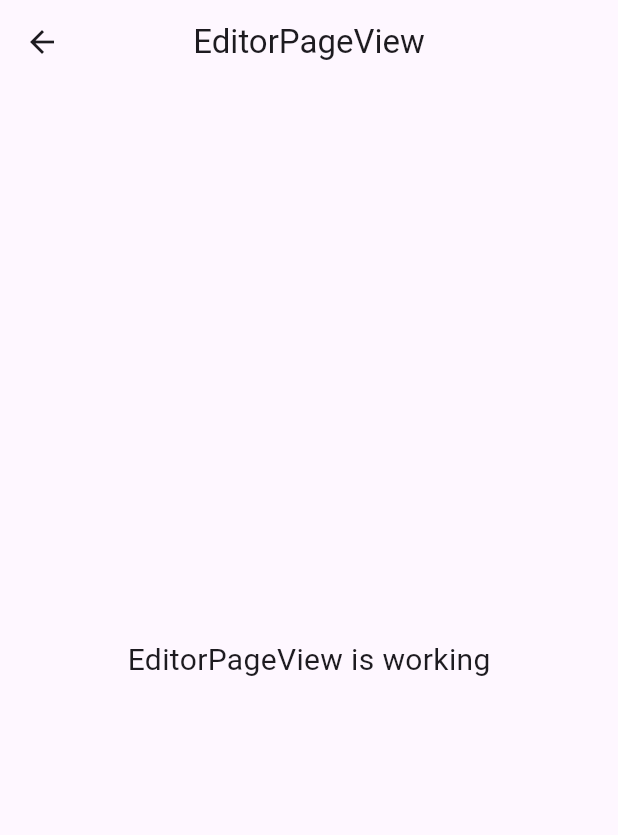
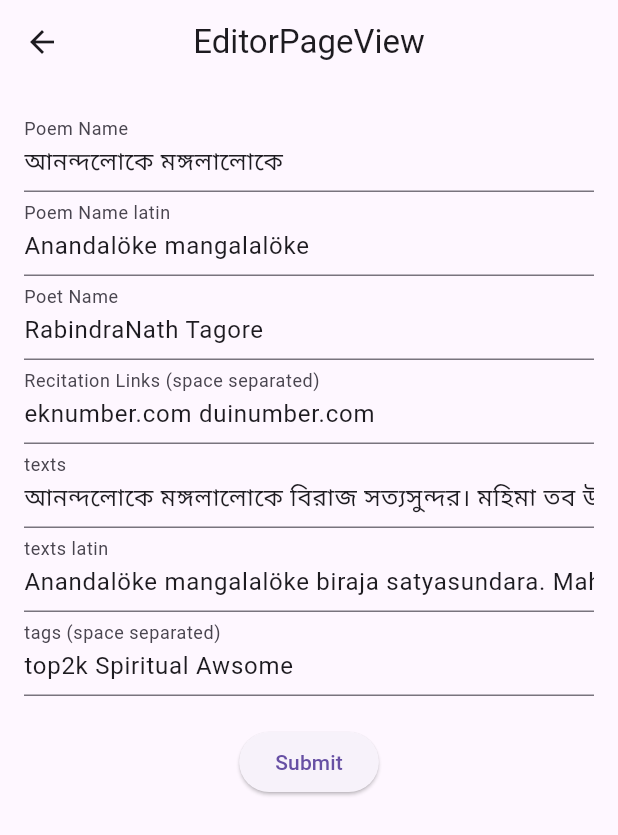
Before and after one commit to mzahin01/mushaeera_Uni_Draft, a Flutter app: the EditorPageView screen opened by its route, on a phone screen of 412 x 824 dp. Shown: the top 835 px of the screen. Run offline on Flutter 3.47's test engine with Material 3 defaults, Android fonts, the phone set to English and light mode, and no system bars; our stand-ins replace cloud_firestore, firebase_auth, firebase_core, get; accounts and stored records are empty.

Commit message:
baseController

```diff
--- a/lib/app/modules/editor_page/controllers/editor_page_controller.dart
+++ b/lib/app/modules/editor_page/controllers/editor_page_controller.dart
@@ -1,23 +1,6 @@
 import 'package:get/get.dart';
+import 'package:mushaira/app/modules/home/model/poem_model.dart';
 
 class EditorPageController extends GetxController {
-  //TODO: Implement EditorPageController
-
-  final count = 0.obs;
-  @override
-  void onInit() {
-    super.onInit();
-  }
-
-  @override
-  void onReady() {
-    super.onReady();
-  }
-
-  @override
-  void onClose() {
-    super.onClose();
-  }
-
-  void increment() => count.value++;
+  Rx<Poem?> poem = Rx(null);
 }
--- a/lib/app/modules/editor_page/views/editor_page_view.dart
+++ b/lib/app/modules/editor_page/views/editor_page_view.dart
@@ -5,7 +5,23 @@ import 'package:get/get.dart';
 import '../controllers/editor_page_controller.dart';
 
 class EditorPageView extends GetView<EditorPageController> {
-  const EditorPageView({Key? key}) : super(key: key);
+  EditorPageView({super.key});
+  final TextEditingController controller1 =
+      TextEditingController(text: 'আনন্দলোকে মঙ্গলালোকে');
+  final TextEditingController controller2 =
+      TextEditingController(text: 'Anandalöke mangalalöke');
+  final TextEditingController controller3 =
+      TextEditingController(text: 'RabindraNath Tagore');
+  final TextEditingController controller4 =
+      TextEditingController(text: 'eknumber.com duinumber.com');
+  final TextEditingController controller5 = TextEditingController(
+      text:
+          'আনন্দলোকে মঙ্গলালোকে বিরাজ সত্যসুন্দর। মহিমা তব উদ্ভাসিত মহাগগনমাঝে। বিশ্বজগত মণিভূষণ বেষ্টিত চরণে। আনন্দলোকে মঙ্গলালোকে বিরাজ সত্যসুন্দর।।');
+  final TextEditingController controller6 = TextEditingController(
+      text:
+          'Anandalöke mangalalöke biraja satyasundara. Mahima taba udbhasita mahagaganamajhe. Bisbajagata manibhusana bestita carane. Anandalökē mangalälöke birãja satyasundara..');
+  final TextEditingController controller7 =
+      TextEditingController(text: 'top2k Spiritual Awsome');
   @override
   Widget build(BuildContext context) {
     return Scaffold(
@@ -13,12 +29,49 @@ class EditorPageView extends GetView<EditorPageController> {
         title: const Text('EditorPageView'),
         centerTitle: true,
       ),
-      body: const Center(
-        child: Text(
-          'EditorPageView is working',
-          style: TextStyle(fontSize: 20),
+      body: Center(
+          child: Padding(
+        padding: const EdgeInsets.all(16.0),
+        child: Column(
+          children: [
+            TextField(
+              controller: controller1,
+              decoration: const InputDecoration(labelText: 'Poem Name'),
+            ),
+            TextField(
+              controller: controller2,
+              decoration: const InputDecoration(labelText: 'Poem Name latin'),
+            ),
+            TextField(
+              controller: controller3,
+              decoration: const InputDecoration(labelText: 'Poet Name'),
+            ),
+            TextField(
+              controller: controller4,
+              decoration: const InputDecoration(
+                  labelText: 'Recitation Links (space separated)'),
+            ),
+            TextField(
+              controller: controller5,
+              decoration: const InputDecoration(labelText: 'texts'),
+            ),
+            TextField(
+              controller: controller6,
+              decoration: const InputDecoration(labelText: 'texts latin'),
+            ),
+            TextField(
+              controller: controller7,
+              decoration:
+                  const InputDecoration(labelText: 'tags (space separated)'),
+            ),
+            const SizedBox(height: 20),
+            ElevatedButton(
+              onPressed: () {},
+              child: const Text('Submit'),
+            ),
+          ],
         ),
-      ),
+      )),
     );
   }
 }
--- a/lib/app/routes/app_pages.dart
+++ b/lib/app/routes/app_pages.dart
@@ -20,7 +20,7 @@ class AppPages {
     ),
     GetPage(
       name: _Paths.EDITOR_PAGE,
-      page: () => const EditorPageView(),
+      page: () => EditorPageView(),
       binding: EditorPageBinding(),
     ),
   ];
```
